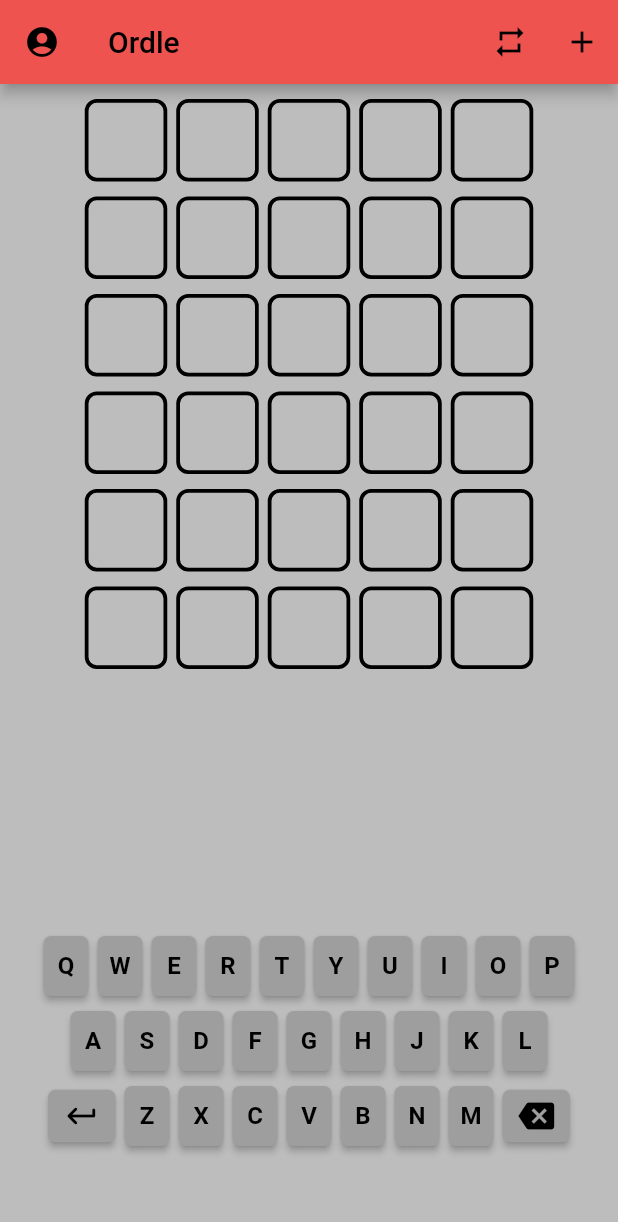
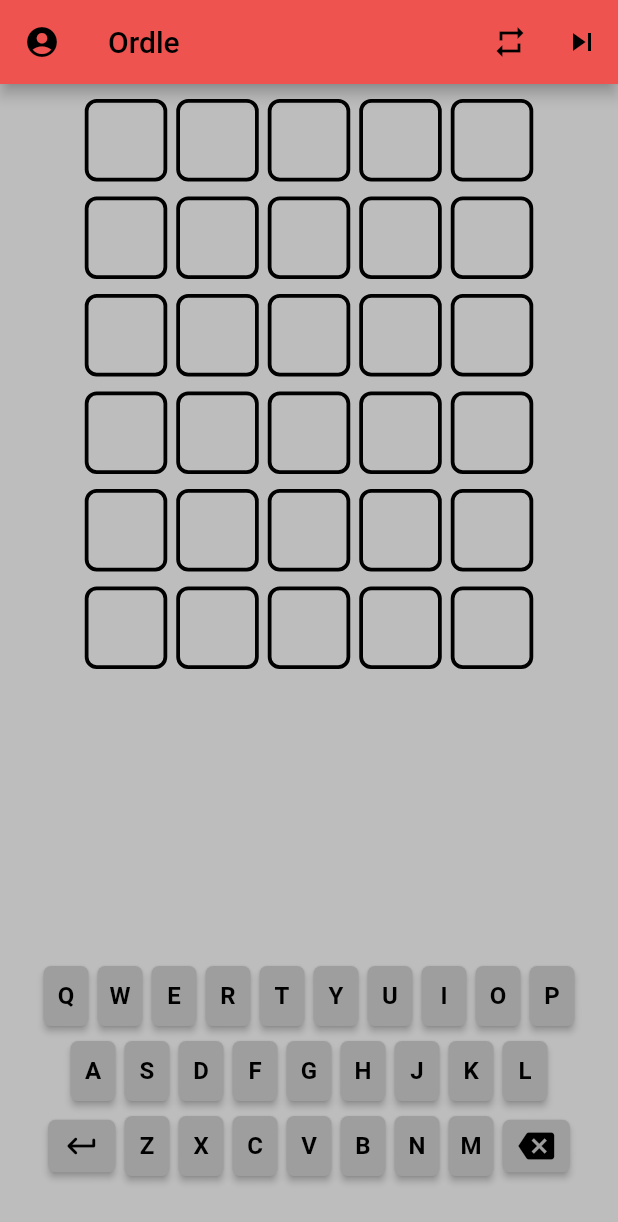
Before and after one commit to aminaramoon/ordle, a Flutter app: the screen it shows after launch, after a tap on the "keyboard return" icon, on a phone screen of 412 x 824 dp. Shown: the top 1222 px of the screen. Run offline on Flutter 3.47's test engine with Material 2 defaults, Android fonts, the phone set to English and light mode, and no system bars; our stand-ins replace shared_preferences; network calls fail; project files that could hold a hidden picture were left out.

Commit message:
(+) mostly workding

```diff
--- a/lib/screens/game_screen.dart
+++ b/lib/screens/game_screen.dart
@@ -5,8 +5,6 @@ import 'package:wordle/states/keyboard_provider.dart';
 import 'package:wordle/states/oauth_provider.dart';
 import 'package:wordle/widgets/keyboard.dart';
 import 'package:wordle/widgets/wordpad.dart';
-
-enum NumberOfLetters { five, six }
 
 class GameScreen extends StatelessWidget {
   const GameScreen({Key? key}) : super(key: key);
@@ -35,9 +33,9 @@ class GameScreen extends StatelessWidget {
             onPressed: () => context.read<KeyboardProvider>().reset(),
           ),
           IconButton(
-            icon: const Icon(Icons.add),
-            tooltip: 'add word',
-            onPressed: () => {},
+            icon: const Icon(Icons.skip_next),
+            tooltip: 'skip',
+            onPressed: () => context.read<KeyboardProvider>().newGame(null),
           ),
         ],
       ),
@@ -93,9 +91,7 @@ class GameScreen extends StatelessWidget {
             const WordPads(numberOfGuesses: 6),
             Expanded(child: Container()),
             const Keyboard(),
-            const SizedBox(
-              height: 50,
-            ),
+            const SizedBox(height: 30),
           ],
         ),
       ),
--- a/lib/services/dictionary.dart
+++ b/lib/services/dictionary.dart
@@ -21,19 +21,22 @@ class Dictionary {
 
   final IoService _ioService = IoService();
   final List<int> _cachedDictionary = List.empty(growable: true);
-  List<String>? _wordList;
+  List<String> _wordList = List.empty(growable: true);
   late final MetaData _metaData;
 
   Future<String> nextWord() async {
-    _wordList ??= await _ioService.loadWordList(_metaData);
+    if (_wordList.isEmpty) {
+      _wordList = [...await _ioService.loadWordList(_metaData)];
+    }
     final index = _metaData.index++;
     _ioService.storeMetaData(_metaData);
-    return _wordList!.elementAt(index).toUpperCase();
+    print(
+        "WHAT THE FUCK IS HAPPENING $index ${_wordList.length} ${_wordList.elementAt(index)}");
+    return _wordList.elementAt(index).toUpperCase();
   }
 
   Future<bool> isWord(String word) async {
     if (_lookupDictioary(word)) {
-      print("_lookupDictioary(${word})");
       return true;
     }
     return _lookupOnline(word);
--- a/lib/services/io_service.dart
+++ b/lib/services/io_service.dart
@@ -28,7 +28,7 @@ class IoService {
       dbFile.delete().then((value) => storeWordList(words));
     } else {
       dbFile.open(mode: FileMode.write);
-      dbFile.writeAsString(jsonEncode(words));
+      dbFile.writeAsString(words.join('\n'));
     }
   }
 
@@ -36,14 +36,11 @@ class IoService {
     final dbFile = await _localFile;
     if (dbFile.existsSync()) {
       if (!metaData.isEmpty && metaData.hasMore) {
-        return dbFile
-            .openRead()
-            .transform(utf8.decoder)
-            .transform(const LineSplitter())
-            .toList();
+        dbFile.open(mode: FileMode.read);
+        return dbFile.readAsLines();
       }
-      return List<String>.empty();
-    } else {
+      return List.empty();
+    }
     return rootBundle
         .loadString('assets/data/wordlist_5.txt')
         .then((value) => value.split("\n"))
@@ -51,9 +48,8 @@ class IoService {
         .then((words) {
       metaData.index = 0;
       metaData.size = words.length;
-        return storeWordList(words).then((value) => words);
+      return storeWordList(words).then((_) => words);
     });
-    }
   }
 
   Future<List<String>> loadInitialWordList() async {
--- a/lib/states/keyboard_provider.dart
+++ b/lib/states/keyboard_provider.dart
@@ -9,6 +9,7 @@ class KeyboardProvider with ChangeNotifier {
   final _dictionary = Dictionary();
 
   String? _keyword;
+  String get keyword => _keyword ?? "";
 
   final int _numberOfLetters = 5;
   int get numberOfLetters => _numberOfLetters;
@@ -89,14 +90,11 @@ class KeyboardProvider with ChangeNotifier {
 
   Future<SubmissionResult> submitAnswer() async {
     _keyword ??= await _dictionary.nextWord();
-    print("KEYWORD IS $_keyword!");
     if (_guessWord.length == numberOfLetters && _activeRow < numberOfGuesses) {
       final hasMeaning =
           (_guessWord == _keyword) || await _dictionary.isWord(_guessWord);
-      print("HAS MEANING $_keyword! $hasMeaning");
       if (hasMeaning) {
         final isWon = _compareAnswers(_keyword!);
-        print("HAS MEANING $_keyword! $hasMeaning $isWon");
         _guessWords[_activeRow] = _guessWord;
         _activeRow += 1;
         _guessWord = "";
--- a/lib/widgets/keyboard.dart
+++ b/lib/widgets/keyboard.dart
@@ -131,32 +131,54 @@ class Keyboard extends StatelessWidget {
                       var result = await provider.submitAnswer();
                       if (result == SubmissionResult.correct) {
                         showDialog(
+                            barrierDismissible: false,
                             context: context,
                             builder: (context) => AlertDialog(
                                   title: const Text("Congratulations!!"),
                                   content: const Text("splenid"),
+                                  backgroundColor: Colors.green,
                                   actions: [
                                     TextButton(
                                       child: const Text("new game"),
-                                      onPressed: () => provider.newGame(null),
+                                      onPressed: () {
+                                        provider.newGame(null);
+                                        Navigator.of(context,
+                                                rootNavigator: false)
+                                            .pop();
+                                      },
                                     ),
                                   ],
                                 ));
                       } else if (result == SubmissionResult.invalid) {
                         ScaffoldMessenger.of(context)
                           ..hideCurrentSnackBar()
-                          ..showSnackBar(const SnackBar(
-                            content: Text('not a word'),
+                          ..showSnackBar(SnackBar(
+                            content: Text(
+                                "not a word ${provider.guessWord.toLowerCase()}"),
                             behavior: SnackBarBehavior.floating,
-                            duration: Duration(seconds: 1),
-                            backgroundColor: Color.fromARGB(255, 19, 20, 20),
+                            duration: const Duration(seconds: 1),
+                            backgroundColor:
+                                const Color.fromARGB(255, 19, 20, 20),
                           ));
                       } else if (result == SubmissionResult.done) {
                         showDialog(
+                            barrierDismissible: false,
                             context: context,
-                            builder: (context) => const AlertDialog(
-                                  title: Text("done"),
-                                  content: Text("hello"),
+                            builder: (context) => AlertDialog(
+                                  title: const Text("done"),
+                                  content: Text(
+                                      "word is ${provider.keyword.toLowerCase()}"),
+                                  actions: [
+                                    TextButton(
+                                      child: const Text("new game"),
+                                      onPressed: () {
+                                        provider.newGame(null);
+                                        Navigator.of(context,
+                                                rootNavigator: false)
+                                            .pop();
+                                      },
+                                    ),
+                                  ],
                                 ));
                       }
                     },
```
Lines whose indentation alone changed are shown as unchanged.
